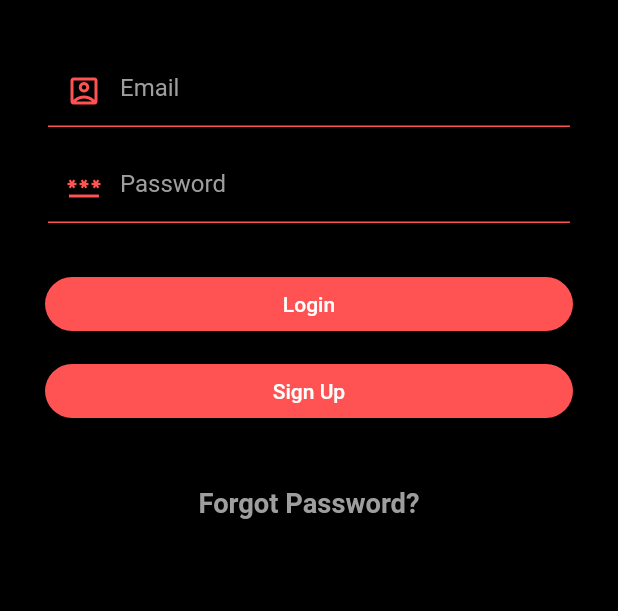
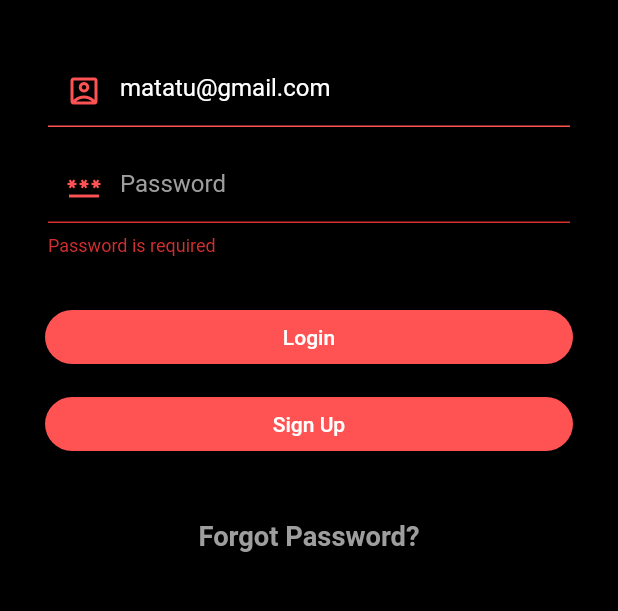
Before and after one commit to rvctech/mobileFlutter, a Flutter app: the screen it shows after launch, after a tap on "Login", on a phone screen of 412 x 824 dp, the part 386-997 px from its top. Run offline on Flutter 3.47's test engine with Material 2 defaults, Android fonts, the phone set to English and light mode, and no system bars; our stand-ins replace card_swiper, fluttertoast, get; network calls fail.

Commit message:
Added GetX, login flow

```diff
--- a/lib/controllers/auth_controller.dart
+++ b/lib/controllers/auth_controller.dart
@@ -1,3 +1,38 @@
-class AuthController {
+import 'package:flutter/material.dart';
+import 'package:get/get.dart';
+import 'package:tunyce/repositories/auth_repository.dart';
 
+class AuthController extends GetxController {
+  // Login
+  GlobalKey<FormState> loginFormKey = GlobalKey<FormState>();
+  TextEditingController emailController = TextEditingController();
+  TextEditingController passwordController = TextEditingController();
+
+  final _authRepository = AuthRepositoy();
+  var isLoading = false.obs;
+
+  setLoading(bool loading) async {
+    isLoading.value = loading;
+    update();
+  }
+
+  @override
+  onInit() async {
+    emailController.text = 'matatu@gmail.com';
+    super.onInit();
+  }
+
+  // const email = "matatu@gmail.com"; // Replace with user's input
+  // const password = "Hope2022*"; // Replace with user's input
+
+  Future<dynamic> loginUser() async {
+    setLoading(true);
+    var res = await _authRepository.loginUser(
+      emailController.text,
+      passwordController.text,
+    );
+    setLoading(false);
+
+    return res;
+  }
 }
--- /dev/null
+++ b/lib/core/common/app_colors.dart
@@ -0,0 +1,5 @@
+import 'package:flutter/material.dart';
+
+class ApppColors {
+  static const Color primaryColor = Colors.redAccent;
+}
--- /dev/null
+++ b/lib/di/app_bindings.dart
@@ -0,0 +1,9 @@
+import 'package:get/get.dart';
+import 'package:tunyce/controllers/auth_controller.dart';
+
+class AppBindigs extends Bindings {
+  @override
+  void dependencies() {
+    Get.lazyPut(() => AuthController());
+  }
+}
--- a/lib/main.dart
+++ b/lib/main.dart
@@ -1,161 +1,22 @@
 import 'package:flutter/material.dart';
-import 'package:fluttertoast/fluttertoast.dart';
-import 'package:tunyce/sidemenu.dart';
-import 'package:tunyce/signup.dart';
-import 'forgotpassword.dart';
-import 'package:http/http.dart' as http;
-import 'dart:convert';
+import 'package:get/get.dart';
 
-void main() => runApp(LoginScreen());
+import 'di/app_bindings.dart';
+import 'screens/auth/login_screen.dart';
 
-class LoginScreen extends StatelessWidget {
+void main() => runApp(const TunyceApp());
+
+class TunyceApp extends StatelessWidget {
+  const TunyceApp({super.key});
+
   @override
   Widget build(BuildContext context) {
-    return MaterialApp(
-      home: Scaffold(
+    return GetMaterialApp(
+      initialBinding: AppBindigs(),
+      home: const Scaffold(
         body: LoginBody(),
       ),
+      debugShowCheckedModeBanner: false,
     );
   }
 }
-
-class LoginBody extends StatelessWidget {
-  @override
-  Widget build(BuildContext context) {
-    return Container(
-        constraints: BoxConstraints.expand(),
-        color: Colors.black,
-        child: SingleChildScrollView(
-          child: SafeArea(
-            child: Column(
-              mainAxisAlignment: MainAxisAlignment.center,
-              children: [
-                Padding(
-                  padding: const EdgeInsets.all(16.0),
-                  child: Container(
-                    decoration: BoxDecoration(
-                      border: Border.all(
-                          color: Colors.transparent), // Remove border
-                    ),
-                    child: Image.asset('assets/images/logo.jpg',
-                        width: 270, height: 240),
-                  ),
-                ),
-                const SizedBox(height: 20),
-                const Padding(
-                  padding: EdgeInsets.symmetric(horizontal: 32.0),
-                  child: TextField(
-                    style: TextStyle(color: Colors.white),
-                    decoration: InputDecoration(
-                        prefixIcon: Icon(
-                          Icons.account_box_outlined,
-                          color: Colors.redAccent,
-                        ),
-                        hintText: 'Email',
-                        hintStyle: TextStyle(color: Colors.grey),
-                        enabledBorder: UnderlineInputBorder(
-                            borderSide: BorderSide(color: Colors.redAccent))),
-                  ),
-                ),
-                const SizedBox(height: 16),
-                const Padding(
-                  padding: EdgeInsets.symmetric(horizontal: 32.0),
-                  child: TextField(
-                    style: TextStyle(color: Colors.white),
-                    obscureText: true,
-                    decoration: InputDecoration(
-                        prefixIcon: Icon(Icons.password_outlined,
-                            color: Colors.redAccent),
-                        hintText: 'Password',
-                        hintStyle: TextStyle(color: Colors.grey),
-                        enabledBorder: UnderlineInputBorder(
-                            borderSide: BorderSide(color: Colors.redAccent))),
-                  ),
-                ),
-                const SizedBox(height: 30),
-                Container(
-                  width: double.infinity,
-                  padding: const EdgeInsets.symmetric(horizontal: 30),
-                  child: ElevatedButton(
-                    onPressed: () async {
-                      const email =
-                          "matatu@gmail.com"; // Replace with user's input
-                      const password = "Hope2022*"; // Replace with user's input
-
-                      final response = await http.post(
-                        Uri.parse(
-                            'https://mighty-thicket-88919.herokuapp.com/api/authentication/login/v1/'),
-                        // Replace with your API endpoint
-                        headers: {'Content-Type': 'application/json'},
-                        body:
-                            jsonEncode({'email': email, 'password': password}),
-                      );
-
-                      if (response.statusCode == 200) {
-                        Navigator.push(
-                          context,
-                          MaterialPageRoute(builder: (context) => SideMenuPage()),
-                        );
-
-                        print('Test');
-                      } else {
-                        Fluttertoast.showToast(
-                            msg: "Incorrect User or Password",
-                            toastLength: Toast.LENGTH_SHORT,
-                            gravity: ToastGravity.CENTER,
-                            timeInSecForIosWeb: 1,
-                            textColor: Colors.white,
-                            fontSize: 16.0
-                        );
-                      }
-                    },
-                    style: ElevatedButton.styleFrom(
-                      foregroundColor: Colors.white,
-                      backgroundColor: Colors.redAccent,
-                      shape: RoundedRectangleBorder(
-                        borderRadius: BorderRadius.circular(20),
-                      ),
-                    ),
-                    child: const Text('Login'),
-                  ),
-                ),
-                const SizedBox(height: 10),
-                Container(
-                  width: double.infinity,
-                  padding: const EdgeInsets.symmetric(horizontal: 30),
-                  child: ElevatedButton(
-                    onPressed: () {
-                      // Navigate to the SignUpScreen when "Sign Up" is pressed
-                      Navigator.push(
-                        context,
-                        MaterialPageRoute(builder: (context) => SignUpScreen()),
-                      );
-                    },
-                    style: ElevatedButton.styleFrom(
-                        foregroundColor: Colors.white,
-                        backgroundColor: Colors.redAccent,
-                        shape: RoundedRectangleBorder(
-                          borderRadius: BorderRadius.circular(20),
-                        )),
-                    child: const Text('Sign Up'),
-                  ),
-                ),
-                SizedBox(height: 40),
-                InkWell(
-                  onTap: () {
-                    Navigator.push(
-                        context,
-                        MaterialPageRoute(
-                            builder: (context) => ForgotPasswordScreen()));
-                  },
-                  child: Text('Forgot Password?',
-                      style: TextStyle(
-                          color: Colors.grey, fontWeight: FontWeight.bold),
-                      textScaleFactor: 1.3),
-                ),
-              ],
-            ),
-          ),
-        ));
-  }
-}
--- a/lib/repositories/auth_repository.dart
+++ b/lib/repositories/auth_repository.dart
@@ -2,24 +2,33 @@ import 'dart:convert';
 import 'dart:developer';
 
 import 'package:http/http.dart' as http;
-import 'package:tunyce/constants.dart';
+import 'package:tunyce/core/common/constants.dart';
 
 class AuthRepositoy {
+  Future<dynamic> loginUser(String email, String password) async {
+    // Call login endopoint
 
-  Future<dynamic> loginUser(String email, String password) async{
-    // Call login endopoint
+    log("Email: $email");
+    log("Password: $password");
     try {
       final response = await http.post(
-        Uri.parse(
-            '${Constants.baseURL}/authentication/login/v1/'),
+        Uri.parse('${Constants.baseURL}/authentication/login/v1/'),
         headers: {'Content-Type': 'application/json'},
         body: jsonEncode({'email': email, 'password': password}),
       );
-
+      log('LoginRes: ${response.body}');
+      var decodedRes = jsonDecode(response.body);
       if (response.statusCode == 200) {
         // Success
+        return true;
+      } else {
+        Map<String, dynamic> errorMap = decodedRes;
 
+        // Get error message from the value
+        String errorMessage = errorMap.values.first;
 
+        // {"detail":"Invalid credentials try again"}
+        return errorMessage;
       }
     } catch (e) {
       log('Error: $e');
--- /dev/null
+++ b/lib/screens/auth/login_screen.dart
@@ -0,0 +1,163 @@
+import 'dart:developer';
+
+import 'package:flutter/material.dart';
+import 'package:fluttertoast/fluttertoast.dart';
+import 'package:get/get.dart';
+import 'package:tunyce/controllers/auth_controller.dart';
+import 'package:tunyce/screens/auth/forgotpassword.dart';
+import 'package:tunyce/sidemenu.dart';
+import 'package:tunyce/screens/auth/signup.dart';
+
+class LoginBody extends GetView<AuthController> {
+  const LoginBody({super.key});
+
+  @override
+  Widget build(BuildContext context) {
+    return Container(
+        constraints: const BoxConstraints.expand(),
+        color: Colors.black,
+        child: SingleChildScrollView(
+          child: SafeArea(
+            child: Form(
+              key: controller.loginFormKey,
+              child: Column(
+                mainAxisAlignment: MainAxisAlignment.center,
+                children: [
+                  Padding(
+                    padding: const EdgeInsets.all(16.0),
+                    child: Container(
+                      decoration: BoxDecoration(
+                        border: Border.all(
+                            color: Colors.transparent), // Remove border
+                      ),
+                      child: Image.asset('assets/images/logo.jpg',
+                          width: 270, height: 240),
+                    ),
+                  ),
+                  const SizedBox(height: 20),
+                  Padding(
+                    padding: const EdgeInsets.symmetric(horizontal: 32.0),
+                    child: TextFormField(
+                      controller: controller.emailController,
+                      style: const TextStyle(color: Colors.white),
+                      decoration: const InputDecoration(
+                          prefixIcon: Icon(
+                            Icons.account_box_outlined,
+                            color: Colors.redAccent,
+                          ),
+                          hintText: 'Email',
+                          hintStyle: TextStyle(color: Colors.grey),
+                          enabledBorder: UnderlineInputBorder(
+                              borderSide: BorderSide(color: Colors.redAccent))),
+                    ),
+                  ),
+                  const SizedBox(height: 16),
+                  Padding(
+                    padding: const EdgeInsets.symmetric(horizontal: 32.0),
+                    child: TextFormField(
+                      controller: controller.passwordController,
+                      style: const TextStyle(color: Colors.white),
+                      obscureText: true,
+                      validator: (value) {
+                        if (value!.isEmpty) {
+                          return 'Password is required';
+                        }
+                        return null;
+                      },
+                      decoration: const InputDecoration(
+                        prefixIcon: Icon(Icons.password_outlined,
+                            color: Colors.redAccent),
+                        hintText: 'Password',
+                        hintStyle: TextStyle(color: Colors.grey),
+                        enabledBorder: UnderlineInputBorder(
+                          borderSide: BorderSide(color: Colors.redAccent),
+                        ),
+                      ),
+                    ),
+                  ),
+                  const SizedBox(height: 30),
+                  Container(
+                    width: double.infinity,
+                    padding: const EdgeInsets.symmetric(horizontal: 30),
+                    child: ElevatedButton(
+                      onPressed: () async {
+                        if (!controller.loginFormKey.currentState!.validate()) {
+                          return;
+                        }
+                        var res = await controller.loginUser();
+
+                        if (res == true) {
+                          Navigator.push(
+                            context,
+                            MaterialPageRoute(
+                                builder: (context) => SideMenuPage()),
+                          );
+                        } else {
+                          Fluttertoast.showToast(
+                              msg: "$res",
+                              toastLength: Toast.LENGTH_SHORT,
+                              gravity: ToastGravity.CENTER,
+                              timeInSecForIosWeb: 1,
+                              textColor: Colors.white,
+                              fontSize: 16.0);
+                        }
+                      },
+                      style: ElevatedButton.styleFrom(
+                        foregroundColor: Colors.white,
+                        backgroundColor: Colors.redAccent,
+                        shape: RoundedRectangleBorder(
+                          borderRadius: BorderRadius.circular(20),
+                        ),
+                      ),
+                      child: Obx(
+                        () => (controller.isLoading.value)
+                            ? const CircularProgressIndicator(
+                                valueColor:
+                                    AlwaysStoppedAnimation<Color>(Colors.white),
+                              )
+                            : const Text('Login'),
+                      ),
+                    ),
+                  ),
+                  const SizedBox(height: 10),
+                  Container(
+                    width: double.infinity,
+                    padding: const EdgeInsets.symmetric(horizontal: 30),
+                    child: ElevatedButton(
+                      onPressed: () {
+                        // Navigate to the SignUpScreen when "Sign Up" is pressed
+                        Navigator.push(
+                          context,
+                          MaterialPageRoute(
+                              builder: (context) => SignUpScreen()),
+                        );
+                      },
+                      style: ElevatedButton.styleFrom(
+                          foregroundColor: Colors.white,
+                          backgroundColor: Colors.redAccent,
+                          shape: RoundedRectangleBorder(
+                            borderRadius: BorderRadius.circular(20),
+                          )),
+                      child: const Text('Sign Up'),
+                    ),
+                  ),
+                  const SizedBox(height: 40),
+                  InkWell(
+                    onTap: () {
+                      Navigator.push(
+                          context,
+                          MaterialPageRoute(
+                              builder: (context) => ForgotPasswordScreen()));
+                    },
+                    child: const Text('Forgot Password?',
+                        style: TextStyle(
+                            color: Colors.grey, fontWeight: FontWeight.bold),
+                        textScaleFactor: 1.3),
+                  ),
+                ],
+              ),
+            ),
+          ),
+        ));
+  }
+}
```
Also changed, not shown: pubspec.yaml (+4 -6 lines), lib/core/common/constants.dart (renamed from lib/constants.dart), lib/screens/auth/forgotpassword.dart (renamed from lib/forgotpassword.dart), lib/screens/auth/signup.dart (renamed from lib/signup.dart), lib/screens/home/home_screen.dart (added), pubspec.lock, 10 other files.
